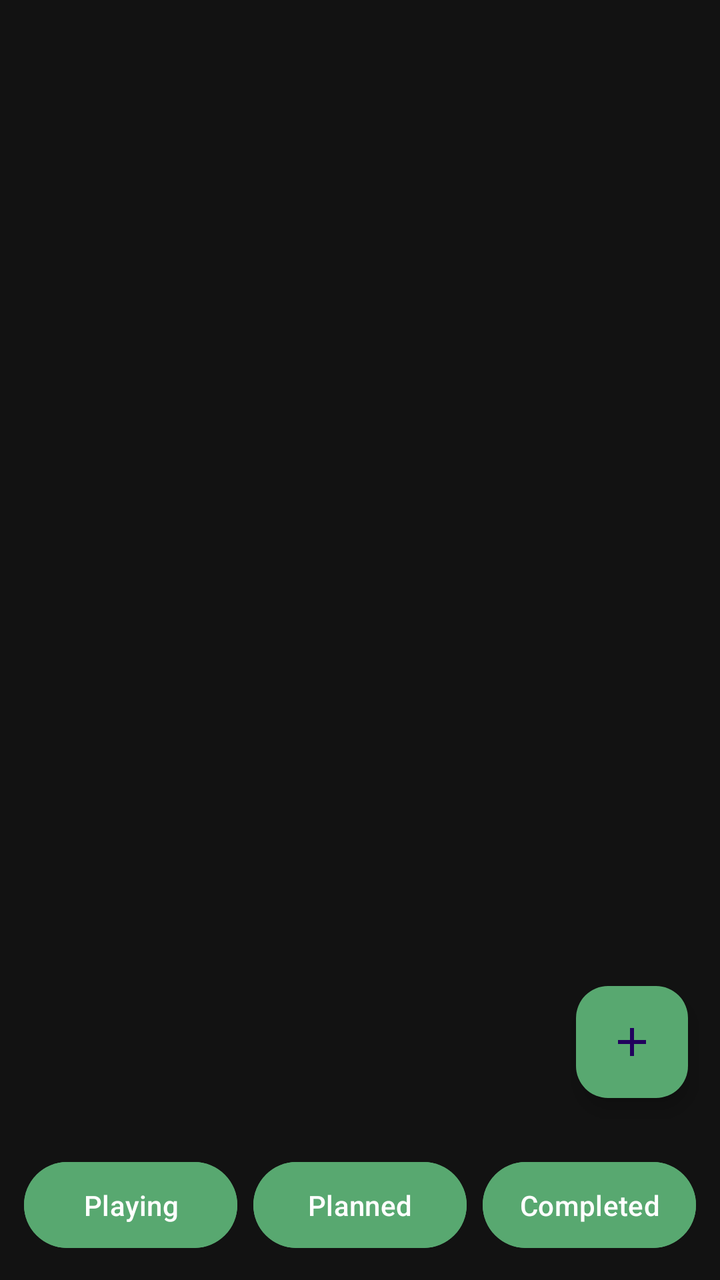
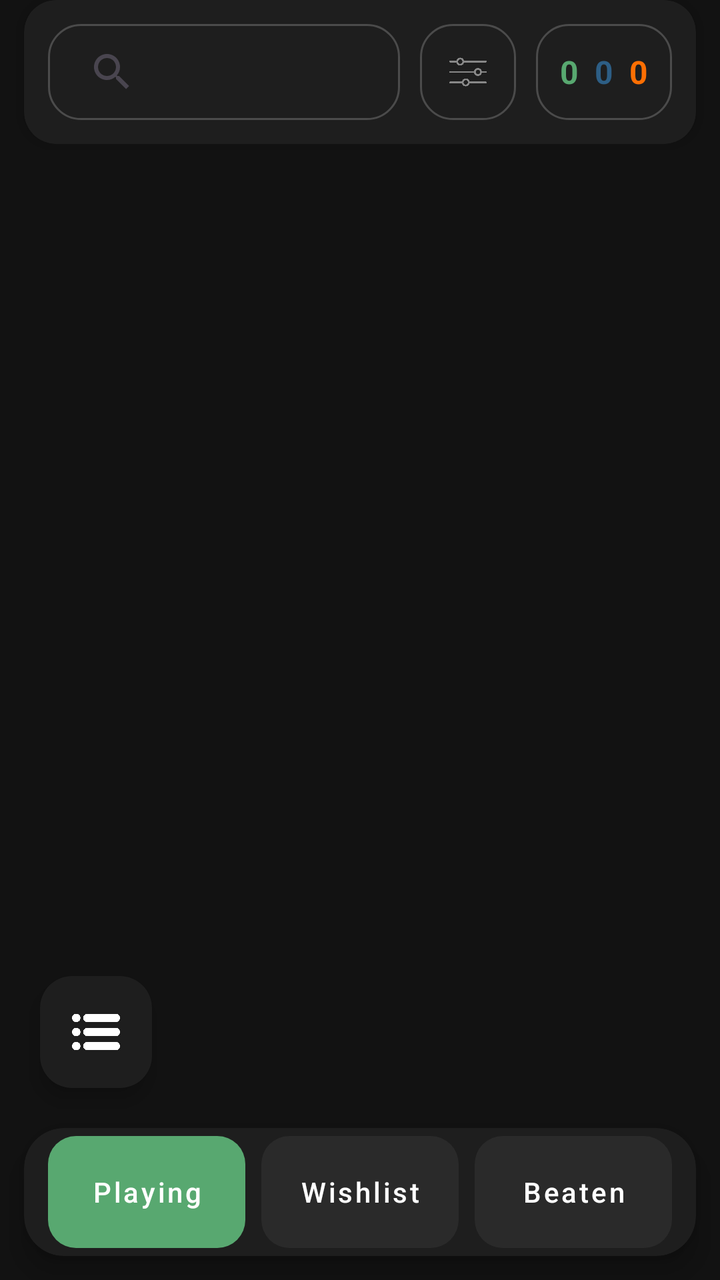

Before-and-after screenshots of an Android layout around one commit, followed by the original layout XML and the change that was made.
<!-- AndroidManifest.xml: application theme Theme.GamesTracker -->
<!-- res/layout/activity_main.xml -->
<?xml version="1.0" encoding="utf-8"?>
<androidx.constraintlayout.widget.ConstraintLayout
    xmlns:android="http://schemas.android.com/apk/res/android"
    xmlns:app="http://schemas.android.com/apk/res-auto"
    android:layout_width="match_parent"
    android:layout_height="match_parent"
    android:paddingTop="18dp"
    android:background="#121212"> 

    
    <androidx.recyclerview.widget.RecyclerView
        android:id="@+id/recyclerViewGames"
        android:layout_width="0dp"
        android:layout_height="0dp"
        android:padding="8dp"
        app:layout_constraintTop_toTopOf="parent"
        app:layout_constraintBottom_toTopOf="@id/categoryButtonsLayout"
        app:layout_constraintStart_toStartOf="parent"
        app:layout_constraintEnd_toEndOf="parent"
        android:clipToPadding="false"/>

    
    <com.google.android.material.floatingactionbutton.FloatingActionButton
        android:id="@+id/fabAdd"
        android:layout_width="wrap_content"
        android:layout_height="wrap_content"
        android:contentDescription="Додати гру"
        android:src="@drawable/ic_add"
        app:layout_constraintBottom_toTopOf="@id/categoryButtonsLayout"
        app:layout_constraintEnd_toEndOf="parent"
        android:layout_margin="16dp"
        app:backgroundTint="#58A870"
    android:tint="@android:color/white"/>

    
    <LinearLayout
        android:id="@+id/categoryButtonsLayout"
        android:layout_width="0dp"
        android:layout_height="wrap_content"
        android:orientation="horizontal"
        android:gravity="center"
        android:padding="8dp"
        app:layout_constraintBottom_toBottomOf="parent"
        app:layout_constraintStart_toStartOf="parent"
        app:layout_constraintEnd_toEndOf="parent">

        <Button
            android:id="@+id/buttonPlaying"
            android:layout_width="0dp"
            android:layout_height="wrap_content"
            android:layout_margin="4dp"
            android:layout_weight="1"
            android:backgroundTint="#58A870"
            android:padding="12dp"
            android:text="Playing"
            android:textColor="@android:color/white" />

        <Button
            android:id="@+id/buttonPlanned"
            android:layout_width="0dp"
            android:layout_height="wrap_content"
            android:layout_margin="4dp"
            android:layout_weight="1"
            android:backgroundTint="#58A870"
            android:padding="12dp"
            android:text="Planned"
            android:textColor="@android:color/white" />

        <Button
            android:id="@+id/buttonCompleted"
            android:layout_width="0dp"
            android:layout_weight="1"
            android:layout_height="wrap_content"
            android:text="Completed"
            android:backgroundTint="#58A870"
            android:textColor="@android:color/white"
            android:layout_margin="4dp"
            android:padding="12dp"/>
    </LinearLayout>

</androidx.constraintlayout.widget.ConstraintLayout>
<!-- resources referenced by this layout -->
<resources>
  <!-- drawable ic_add (drawable) -->
  <?xml version="1.0" encoding="utf-8"?>
  <vector xmlns:android="http://schemas.android.com/apk/res/android"
      android:width="24dp"
      android:height="24dp"
      android:viewportWidth="24"
      android:viewportHeight="24">
      <path
          android:fillColor="#FFFFFF"
          android:pathData="M19,13H13v6h-2v-6H5v-2h6V5h2v6h6v2z"/>
  </vector>
  <style name="Theme.GamesTracker" parent="Base.Theme.GamesTracker" />
  <style name="Base.Theme.GamesTracker" parent="Theme.Material3.DayNight.NoActionBar">
          
          
      </style>
</resources>

<!-- the commit's change to res/layout/activity_main.xml (unified diff, before → after) -->
@@ -1,81 +1,199 @@
 <?xml version="1.0" encoding="utf-8"?>
-<androidx.constraintlayout.widget.ConstraintLayout
-    xmlns:android="http://schemas.android.com/apk/res/android"
+<androidx.constraintlayout.widget.ConstraintLayout xmlns:android="http://schemas.android.com/apk/res/android"
     xmlns:app="http://schemas.android.com/apk/res-auto"
+    xmlns:tools="http://schemas.android.com/tools"
     android:layout_width="match_parent"
     android:layout_height="match_parent"
-    android:paddingTop="18dp"
-    android:background="#121212"> 
+    android:background="#121212"
+    android:fitsSystemWindows="true"
+    android:id="@+id/rootLayout"
+    android:orientation="vertical">
 
-    
-    <androidx.recyclerview.widget.RecyclerView
-        android:id="@+id/recyclerViewGames"
-        android:layout_width="0dp"
+    <androidx.cardview.widget.CardView
+        android:id="@+id/topBarCard"
+        android:layout_width="match_parent"
+        android:layout_height="wrap_content"
+        android:layout_marginLeft="12dp"
+        android:layout_marginRight="12dp"
+        app:cardBackgroundColor="#1E1E1E"
+        app:cardCornerRadius="16dp"
+        app:cardElevation="4dp"
+        app:layout_constraintTop_toTopOf="parent">
+
+        
+        <androidx.constraintlayout.widget.ConstraintLayout
+            android:id="@+id/topBarConstraintLayout"
+            android:layout_width="match_parent"
+            android:layout_height="72dp"
+            android:paddingHorizontal="12dp">
+
+            
+            <androidx.appcompat.widget.SearchView
+                android:id="@+id/searchView"
+                android:layout_width="0dp"
+                android:layout_height="48dp"
+                android:background="@drawable/search_bg"
+                app:iconifiedByDefault="false"
+                app:queryBackground="@android:color/transparent"
+                app:closeIcon="@drawable/ic_close"
+                app:searchHintIcon="@null"
+                android:focusable="true"
+                android:clickable="true"
+                app:layout_constraintHorizontal_weight="1"
+                app:layout_constraintBottom_toBottomOf="parent"
+                app:layout_constraintEnd_toStartOf="@+id/btnFilters"
+                app:layout_constraintStart_toStartOf="parent"
+                app:layout_constraintTop_toTopOf="parent" />
+            
+            <LinearLayout
+                android:id="@+id/btnFilters"
+                android:layout_width="48dp"
+                android:layout_height="48dp"
+                android:layout_marginStart="10dp"
+                android:background="@drawable/search_bg"
+                android:gravity="center"
+                android:orientation="horizontal"
+                android:clickable="true"
+                android:focusable="true"
+                app:layout_constraintBottom_toBottomOf="parent"
+                app:layout_constraintEnd_toStartOf="@+id/counterContainer"
+                app:layout_constraintStart_toEndOf="@id/searchView"
+                app:layout_constraintTop_toTopOf="parent">
+
+                <ImageView
+                    android:layout_width="20dp"
+                    android:layout_height="20dp"
+                    android:src="@drawable/ic_tune"
+                    app:tint="#888888" />
+
+                
+                <TextView
+                    android:id="@+id/tvCurrentSort"
+                    android:layout_width="0dp"
+                    android:layout_height="0dp"
+                    android:visibility="gone" />
+            </LinearLayout>
+
+            
+            <LinearLayout
+                android:id="@+id/counterContainer"
+                android:layout_width="wrap_content"
+                android:layout_height="48dp"
+                android:layout_marginStart="10dp"
+                android:background="@drawable/counter_bg"
+                android:gravity="center"
+                android:orientation="horizontal"
+                android:paddingHorizontal="12dp"
+                app:layout_constraintBottom_toBottomOf="parent"
+                app:layout_constraintEnd_toEndOf="parent"
+                app:layout_constraintStart_toEndOf="@id/btnFilters"
+                app:layout_constraintTop_toTopOf="parent">
+
+                <TextView android:id="@+id/tvPlayingCount" android:layout_width="wrap_content" android:layout_height="wrap_content" android:text="0" android:textColor="#58A870" android:textSize="16sp" android:textStyle="bold" />
+                <TextView android:id="@+id/tvPlannedCount" android:layout_width="wrap_content" android:layout_height="wrap_content" android:layout_marginHorizontal="8dp" android:text="0" android:textColor="#2D5E85" android:textSize="16sp" android:textStyle="bold" />
+                <TextView android:id="@+id/tvCompletedCount" android:layout_width="wrap_content" android:layout_height="wrap_content" android:text="0" android:textColor="#fc6f03" android:textSize="16sp" android:textStyle="bold" />
+            </LinearLayout>
+
+        </androidx.constraintlayout.widget.ConstraintLayout>
+    </androidx.cardview.widget.CardView>
+
+    <androidx.viewpager2.widget.ViewPager2
+        android:id="@+id/viewPager"
+        android:layout_width="match_parent"
         android:layout_height="0dp"
-        android:padding="8dp"
-        app:layout_constraintTop_toTopOf="parent"
-        app:layout_constraintBottom_toTopOf="@id/categoryButtonsLayout"
-        app:layout_constraintStart_toStartOf="parent"
-        app:layout_constraintEnd_toEndOf="parent"
-        android:clipToPadding="false"/>
+        app:layout_constraintTop_toBottomOf="@id/topBarCard"
+        app:layout_constraintBottom_toTopOf="@id/bottomNavCard" />
 
-    
     <com.google.android.material.floatingactionbutton.FloatingActionButton
-        android:id="@+id/fabAdd"
+        android:id="@+id/fabMain"
         android:layout_width="wrap_content"
         android:layout_height="wrap_content"
-        android:contentDescription="Додати гру"
-        android:src="@drawable/ic_add"
-        app:layout_constraintBottom_toTopOf="@id/categoryButtonsLayout"
-        app:layout_constraintEnd_toEndOf="parent"
-        android:layout_margin="16dp"
-        app:backgroundTint="#58A870"
-    android:tint="@android:color/white"/>
+        android:layout_marginStart="20dp"
+        android:layout_marginBottom="20dp"
+        android:src="@drawable/menu"
+        app:backgroundTint="#1E1E1E"
+        app:fabSize="normal"
+        app:tint="@android:color/white"
+        app:layout_constraintBottom_toTopOf="@id/bottomNavCard"
+        app:layout_constraintStart_toStartOf="parent" />
 
-    
-    <LinearLayout
-        android:id="@+id/categoryButtonsLayout"
-        android:layout_width="0dp"
+    <androidx.cardview.widget.CardView
+        android:id="@+id/bottomNavCard"
+        android:layout_width="match_parent"
         android:layout_height="wrap_content"
-        android:orientation="horizontal"
-        android:gravity="center"
-        android:padding="8dp"
-        app:layout_constraintBottom_toBottomOf="parent"
-        app:layout_constraintStart_toStartOf="parent"
-        app:layout_constraintEnd_toEndOf="parent">
+        android:layout_margin="12dp"
+        app:cardBackgroundColor="#1E1E1E"
+        app:cardCornerRadius="20dp"
+        app:cardElevation="8dp"
+        app:layout_constraintBottom_toBottomOf="parent">
 
-        <Button
-            android:id="@+id/buttonPlaying"
-            android:layout_width="0dp"
-            android:layout_height="wrap_content"
-            android:layout_margin="4dp"
-            android:layout_weight="1"
-            android:backgroundTint="#58A870"
-            android:padding="12dp"
-            android:text="Playing"
-            android:textColor="@android:color/white" />
+        <LinearLayout
+            android:layout_width="match_parent"
+            android:layout_height="64dp"
+            android:gravity="center"
+            android:orientation="horizontal"
+            android:paddingHorizontal="8dp">
 
-        <Button
-            android:id="@+id/buttonPlanned"
-            android:layout_width="0dp"
-            android:layout_height="wrap_content"
-            android:layout_margin="4dp"
-            android:layout_weight="1"
-            android:backgroundTint="#58A870"
-            android:padding="12dp"
-            android:text="Planned"
-            android:textColor="@android:color/white" />
+            <com.google.android.material.button.MaterialButton
+                android:id="@+id/buttonPlaying"
+                style="@style/Widget.MaterialComponents.Button.UnelevatedButton"
+                android:layout_width="0dp"
+                android:layout_height="match_parent"
+                android:layout_margin="4dp"
+                android:layout_weight="1"
+                android:insetTop="0dp"
+                android:insetBottom="0dp"
+                android:text="Playing"
+                android:textAllCaps="false"
+                android:textColor="@android:color/white"
+                app:backgroundTint="#58A870"
+                app:cornerRadius="14dp" />
 
-        <Button
-            android:id="@+id/buttonCompleted"
-            android:layout_width="0dp"
-            android:layout_weight="1"
-            android:layout_height="wrap_content"
-            android:text="Completed"
-            android:backgroundTint="#58A870"
-            android:textColor="@android:color/white"
-            android:layout_margin="4dp"
-            android:padding="12dp"/>
-    </LinearLayout>
+            <com.google.android.material.button.MaterialButton
+                android:id="@+id/buttonPlanned"
+                style="@style/Widget.MaterialComponents.Button.UnelevatedButton"
+                android:layout_width="0dp"
+                android:layout_height="match_parent"
+                android:layout_margin="4dp"
+                android:layout_weight="1"
+                android:insetTop="0dp"
+                android:insetBottom="0dp"
+                android:text="Wishlist"
+                android:textAllCaps="false"
+                android:textColor="@android:color/white"
+                app:backgroundTint="#2A2A2A"
+                app:cornerRadius="14dp" />
+
+            <com.google.android.material.button.MaterialButton
+                android:id="@+id/buttonCompleted"
+                style="@style/Widget.MaterialComponents.Button.UnelevatedButton"
+                android:layout_width="0dp"
+                android:layout_height="match_parent"
+                android:layout_margin="4dp"
+                android:layout_weight="1"
+                android:insetTop="0dp"
+                android:insetBottom="0dp"
+                android:text="Beaten"
+                android:textAllCaps="false"
+                android:textColor="@android:color/white"
+                app:backgroundTint="#2A2A2A"
+                app:cornerRadius="14dp" />
+        </LinearLayout>
+    </androidx.cardview.widget.CardView>
+
+    <com.google.android.material.floatingactionbutton.FloatingActionButton
+        android:id="@+id/fabScrollToTop"
+        android:layout_width="wrap_content"
+        android:layout_height="wrap_content"
+        android:layout_marginEnd="20dp"
+        android:layout_marginBottom="20dp"
+        app:srcCompat="@drawable/ic_pointer"
+        android:visibility="gone"
+        app:backgroundTint="#1E1E1E"
+        app:tint="@color/white"
+        app:fabSize="mini"
+        app:borderWidth="0dp"
+        app:layout_constraintBottom_toTopOf="@id/bottomNavCard"
+        app:layout_constraintEnd_toEndOf="parent" />
 
 </androidx.constraintlayout.widget.ConstraintLayout>
<!-- resource entries referenced after the edit -->
@@ -1,7 +1,26 @@
 <!-- resources referenced by this layout -->
 <resources>
-  <!-- drawable ic_add (drawable) -->
+  <color name="white">#FFFFFFFF</color>
+  <!-- drawable counter_bg (drawable) -->
   <?xml version="1.0" encoding="utf-8"?>
+  <shape xmlns:android="http://schemas.android.com/apk/res/android"
+      android:shape="rectangle">
+  
+      <solid android:color="#1E1E1E"/> 
+  
+      <corners android:radius="16dp"/> 
+  
+      <stroke
+          android:width="1dp"
+          android:color="#33FFFFFF"/> 
+  
+      <padding
+          android:left="12dp"
+          android:top="8dp"
+          android:right="12dp"
+          android:bottom="8dp"/>
+  </shape>
+  <!-- drawable ic_close (drawable) -->
   <vector xmlns:android="http://schemas.android.com/apk/res/android"
       android:width="24dp"
       android:height="24dp"
@@ -9,8 +28,27 @@
       android:viewportHeight="24">
       <path
           android:fillColor="#FFFFFF"
-          android:pathData="M19,13H13v6h-2v-6H5v-2h6V5h2v6h6v2z"/>
+          android:pathData="M19,6.41L17.59,5,12,10.59,6.41,5,5,6.41,10.59,12,5,17.59,6.41,19,12,13.41,17.59,19,19,17.59,13.41,12z"/>
   </vector>
+  <!-- drawable ic_pointer: png bitmap (drawable, 4465 bytes) -->
+  <!-- drawable ic_tune: png bitmap (drawable, 8449 bytes) -->
+  <!-- drawable menu: png bitmap (drawable, 8430 bytes) -->
+  <!-- drawable search_bg (drawable) -->
+  <?xml version="1.0" encoding="utf-8"?>
+  <shape xmlns:android="http://schemas.android.com/apk/res/android"
+      android:shape="rectangle">
+  
+      
+      <solid android:color="#1E1E1E" /> 
+  
+      
+      <corners android:radius="16dp"/>
+  
+      
+      <stroke
+          android:width="1dp"
+          android:color="#33FFFFFF"/> 
+  </shape>
   <style name="Theme.GamesTracker" parent="Base.Theme.GamesTracker" />
   <style name="Base.Theme.GamesTracker" parent="Theme.Material3.DayNight.NoActionBar">
           
